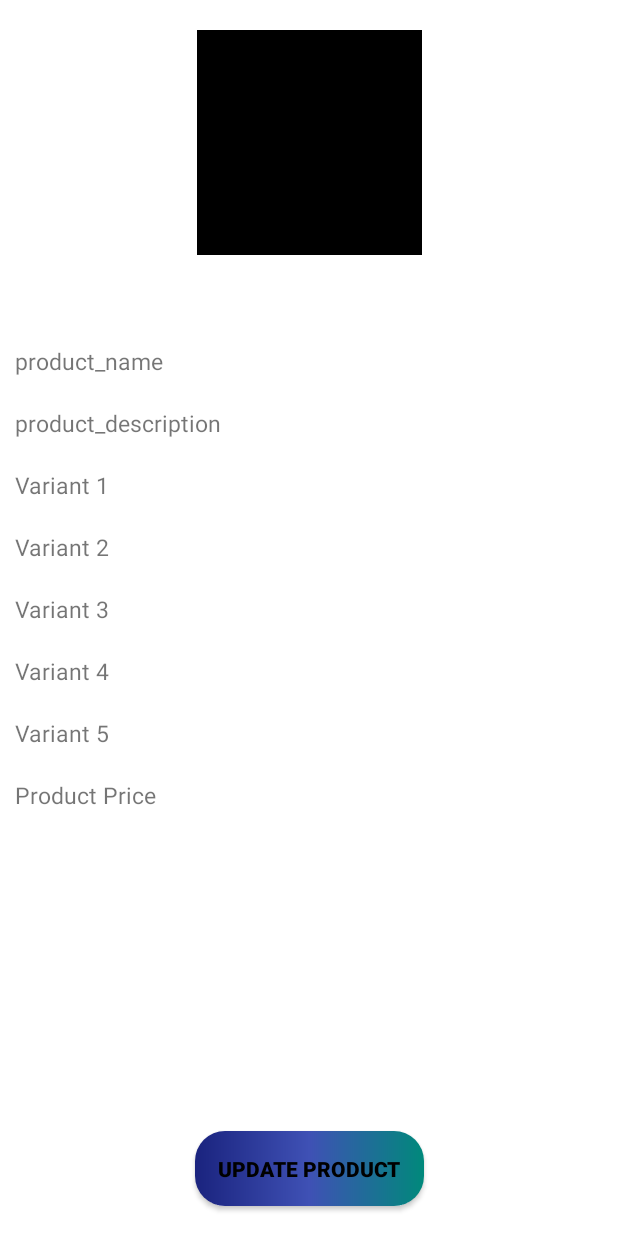
After one commit to ashish8976/Royal_Mobile_Admin_App, an Android app: the layout product_details.xml on its own in the app's theme, with its tools: preview values and no code run, on a phone screen of 412 x 824 dp. The commit adds this screen. Run offline under Robolectric (Android 15) with nearby library versions, the phone set to English and light mode, and no system bars.

Commit message:
some changes

```diff
--- a/app/src/main/AndroidManifest.xml
+++ b/app/src/main/AndroidManifest.xml
@@ -35,6 +35,11 @@
             android:exported="false" />
         <activity
             android:name=".activity.LoginActivity"
+            android:exported="false">
+
+        </activity>
+        <activity
+            android:name=".activity.MainActivity"
             android:exported="true">
             <intent-filter>
                 <action android:name="android.intent.action.MAIN" />
@@ -42,11 +47,6 @@
                 <category android:name="android.intent.category.LAUNCHER" />
             </intent-filter>
         </activity>
-        <activity
-            android:name=".activity.MainActivity"
-            android:exported="false">
-
-        </activity>
     </application>
 
 </manifest>
--- a/app/src/main/java/com/ashish/royalmobileadminapp/HomeFragment.kt
+++ b/app/src/main/java/com/ashish/royalmobileadminapp/HomeFragment.kt
@@ -1,21 +1,53 @@
 package com.ashish.royalmobileadminapp
 
+import android.content.Intent
 import android.os.Bundle
 import androidx.fragment.app.Fragment
 import android.view.LayoutInflater
 import android.view.View
 import android.view.ViewGroup
+import com.ashish.royalmobileadminapp.databinding.FragmentHomeBinding
+import com.ashish.royalmobileadminapp.product.*
 
 
 class HomeFragment : Fragment() {
 
+    lateinit var binding : FragmentHomeBinding
 
     override fun onCreateView(
         inflater: LayoutInflater, container: ViewGroup?,
         savedInstanceState: Bundle?
-    ): View? {
+    ): View {
         // Inflate the layout for this fragment
-        return inflater.inflate(R.layout.fragment_home, container, false)
+        binding = FragmentHomeBinding.inflate(inflater,container,false)
+        return binding.root
+
+
+    }
+
+    override fun onViewCreated(view: View, savedInstanceState: Bundle?) {
+        super.onViewCreated(view, savedInstanceState)
+
+        binding.addProduct.setOnClickListener {
+            val intent = Intent(requireContext(),AllProductActivity::class.java)
+            startActivity(intent)
+        }
+
+        binding.addBrand.setOnClickListener{
+            val intent = Intent(requireContext(),Add_Brand_Activity::class.java)
+            startActivity(intent)
+        }
+
+        binding.allMobiles.setOnClickListener {
+            val intent = Intent(requireContext(),AllMobileActivity::class.java)
+            startActivity(intent)
+        }
+
+        binding.allAccessories.setOnClickListener {
+            val  intent  = Intent(requireContext(),AllAccessoriesActivity::class.java)
+            startActivity(intent)
+        }
+
     }
 
 }
--- a/app/src/main/java/com/ashish/royalmobileadminapp/activity/LoginActivity.kt
+++ b/app/src/main/java/com/ashish/royalmobileadminapp/activity/LoginActivity.kt
@@ -79,7 +79,7 @@ class LoginActivity : AppCompatActivity() {
             }
 
             override fun onFailure(call: Call<Simple_Response?>, t: Throwable) {
-                binding.loginTitle.text = t.message.toString()
+//                binding.loginTitle.text = t.message.toString()
                 Toast.makeText(this@LoginActivity, t.message.toString(), Toast.LENGTH_LONG).show()
             }
         })
--- a/app/src/main/java/com/ashish/royalmobileadminapp/network/NetworkCallsInterface.kt
+++ b/app/src/main/java/com/ashish/royalmobileadminapp/network/NetworkCallsInterface.kt
@@ -1,5 +1,6 @@
 package com.surajmanshal.mannsignadmin.network
 
+import android.telecom.Call.Details
 import com.ashish.royalmobileadminapp.data.model.Admin_Login_Request
 import com.ashish.royalmobileadminapp.data.response.Simple_Response
 import retrofit2.Call
@@ -11,8 +12,7 @@ interface NetworkCallsInterface {
 
 
     @POST("v1/admin/login")
-    fun login(@Body loginDetails : Admin_Login_Request) : Call<Simple_Response>
-
+    fun login(@Body loginDetails: Admin_Login_Request) : Call<Simple_Response>
 
 
 
--- a/app/src/main/java/com/ashish/royalmobileadminapp/product/AllProductActivity.kt
+++ b/app/src/main/java/com/ashish/royalmobileadminapp/product/AllProductActivity.kt
@@ -1,12 +1,26 @@
 package com.ashish.royalmobileadminapp.product
 
+import android.content.Intent
 import androidx.appcompat.app.AppCompatActivity
 import android.os.Bundle
 import com.ashish.royalmobileadminapp.R
+import com.ashish.royalmobileadminapp.databinding.ActivityAllProductBinding
+import com.ashish.royalmobileadminapp.databinding.FragmentHomeBinding
 
 class AllProductActivity : AppCompatActivity() {
+
+    lateinit var binding: ActivityAllProductBinding
     override fun onCreate(savedInstanceState: Bundle?) {
         super.onCreate(savedInstanceState)
-        setContentView(R.layout.activity_all_product)
+
+        binding = ActivityAllProductBinding.inflate(layoutInflater)
+
+        setContentView(binding.root)
+
+        binding.btnAddProduct.setOnClickListener {
+            val intent = Intent(this@AllProductActivity,AddProductActivity::class.java)
+            startActivity(intent)
+        }
+
     }
 }
--- /dev/null
+++ b/app/src/main/res/layout/product_details.xml
@@ -0,0 +1,135 @@
+<?xml version="1.0" encoding="utf-8"?>
+<androidx.constraintlayout.widget.ConstraintLayout xmlns:android="http://schemas.android.com/apk/res/android"
+    xmlns:app="http://schemas.android.com/apk/res-auto"
+    android:layout_width="match_parent"
+    android:layout_height="match_parent"
+    android:background="@color/white">
+
+    <com.google.android.material.imageview.ShapeableImageView
+        android:id="@+id/product_images"
+        android:layout_width="150dp"
+        android:layout_height="150dp"
+        app:layout_constraintEnd_toEndOf="parent"
+        app:layout_constraintStart_toStartOf="parent"
+        app:layout_constraintTop_toTopOf="parent"
+        android:src="@color/black"
+        android:layout_marginTop="20dp" />
+
+    <LinearLayout
+        android:layout_marginTop="50dp"
+        android:layout_width="match_parent"
+        android:layout_height="wrap_content"
+        android:orientation="vertical"
+        app:layout_constraintEnd_toEndOf="parent"
+        app:layout_constraintStart_toStartOf="parent"
+        app:layout_constraintTop_toBottomOf="@+id/product_images">
+
+        <androidx.appcompat.widget.AppCompatTextView
+            android:id="@+id/product_name"
+            android:layout_width="match_parent"
+            android:layout_height="wrap_content"
+            android:layout_margin="10dp"
+            android:text="product_name"
+            android:textSize="15sp"
+            app:layout_constraintEnd_toEndOf="parent"
+            app:layout_constraintStart_toStartOf="parent"
+            app:layout_constraintTop_toBottomOf="@+id/product_images" />
+
+        <androidx.appcompat.widget.AppCompatTextView
+            android:id="@+id/product_desc"
+            android:layout_width="match_parent"
+            android:layout_height="wrap_content"
+            android:layout_margin="10dp"
+            android:text="product_description"
+            android:textSize="15sp"
+            app:layout_constraintEnd_toEndOf="parent"
+            app:layout_constraintStart_toStartOf="parent"
+            app:layout_constraintTop_toBottomOf="@+id/product_name" />
+
+        <androidx.appcompat.widget.AppCompatTextView
+            android:id="@+id/product_variant1"
+            android:layout_width="match_parent"
+            android:layout_height="wrap_content"
+            android:layout_margin="10dp"
+            android:text="Variant 1"
+            android:textSize="15sp"
+            app:layout_constraintEnd_toEndOf="parent"
+            app:layout_constraintStart_toStartOf="parent"
+            app:layout_constraintTop_toBottomOf="@+id/product_desc" />
+
+        <androidx.appcompat.widget.AppCompatTextView
+            android:id="@+id/product_variant2"
+            android:layout_width="match_parent"
+            android:layout_height="wrap_content"
+            android:layout_margin="10dp"
+            android:text="Variant 2"
+            android:textSize="15sp"
+            app:layout_constraintEnd_toEndOf="parent"
+            app:layout_constraintStart_toStartOf="parent"
+            app:layout_constraintTop_toBottomOf="@+id/product_variant1" />
+
+        <androidx.appcompat.widget.AppCompatTextView
+            android:id="@+id/product_variant3"
+            android:layout_width="match_parent"
+            android:layout_height="wrap_content"
+            android:layout_margin="10dp"
+            android:text="Variant 3"
+            android:textSize="15sp"
+            app:layout_constraintEnd_toEndOf="parent"
+            app:layout_constraintStart_toStartOf="parent"
+            app:layout_constraintTop_toBottomOf="@+id/product_variant2" />
+
+        <androidx.appcompat.widget.AppCompatTextView
+            android:id="@+id/product_variant4"
+            android:layout_width="match_parent"
+            android:layout_height="wrap_content"
+            android:layout_margin="10dp"
+            android:text="Variant 4"
+            android:textSize="15sp"
+            app:layout_constraintEnd_toEndOf="parent"
+            app:layout_constraintStart_toStartOf="parent"
+            app:layout_constraintTop_toBottomOf="@+id/product_variant3" />
+
+        <androidx.appcompat.widget.AppCompatTextView
+            android:id="@+id/product_variant5"
+            android:layout_width="match_parent"
+            android:layout_height="wrap_content"
+            android:layout_margin="10dp"
+            android:text="Variant 5"
+            android:textSize="15sp"
+            app:layout_constraintEnd_toEndOf="parent"
+            app:layout_constraintStart_toStartOf="parent"
+            app:layout_constraintTop_toBottomOf="@+id/product_variant4" />
+
+        <androidx.appcompat.widget.AppCompatTextView
+            android:id="@+id/product_price"
+            android:layout_width="match_parent"
+            android:layout_height="wrap_content"
+            android:layout_margin="10dp"
+            android:text="Product Price"
+            android:textSize="15sp"
+            app:layout_constraintEnd_toEndOf="parent"
+            app:layout_constraintStart_toStartOf="parent"
+            app:layout_constraintTop_toBottomOf="@+id/product_variant3" />
+
+
+    </LinearLayout>
+
+
+    <androidx.appcompat.widget.AppCompatButton
+        android:id="@+id/updateProduct"
+        android:layout_width="wrap_content"
+        android:layout_height="wrap_content"
+        android:layout_marginBottom="20dp"
+        android:background="@drawable/loginbackground"
+        android:padding="15dp"
+        android:text="Update Product"
+        android:textColor="@color/black"
+        android:textStyle="bold"
+        app:layout_constraintBottom_toBottomOf="parent"
+        app:layout_constraintEnd_toEndOf="parent"
+        app:layout_constraintStart_toStartOf="parent" />
+
+
+
+</androidx.constraintlayout.widget.ConstraintLayout>
--- a/app/src/main/res/values/strings.xml
+++ b/app/src/main/res/values/strings.xml
@@ -1,5 +1,4 @@
 <resources>
     <string name="app_name">Royal Mobile Admin App</string>
-    <!-- TODO: Remove or change this placeholder text -->
     <string name="hello_blank_fragment">Hello blank fragment</string>
 </resources>
```
